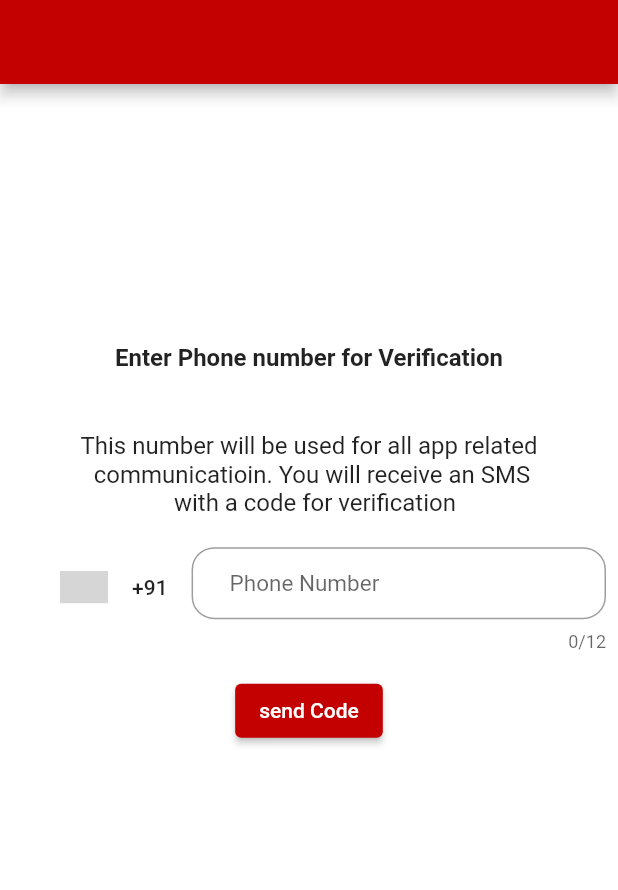
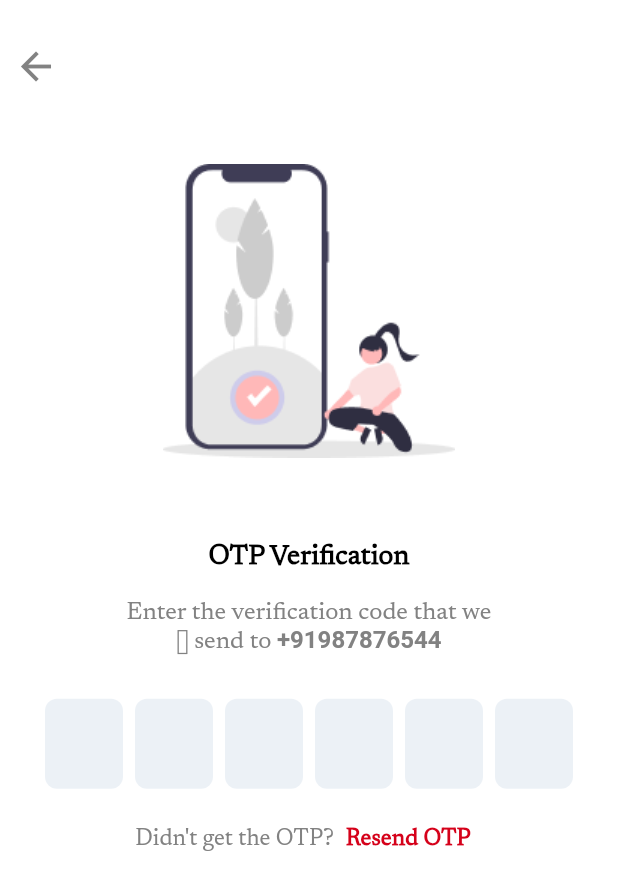
Before and after one commit to salaithianlianben/women_safety_app, a Flutter app: the screen it shows after launch, on a phone screen of 412 x 824 dp. Shown: the top 890 px of the screen. Run offline on Flutter 3.47's test engine with Material 2 defaults, Android fonts, the phone set to English and light mode, and no system bars; drawn by our look-alikes of country_code_picker, pinput; our stand-ins replace firebase_auth, firebase_core; accounts and stored records are empty; network calls fail; grey boxes are pictures that could not be loaded.

Commit message:
modification 5/20

```diff
--- a/lib/constants/colors.dart
+++ /dev/null
@@ -1,2 +0,0 @@
-import 'package:flutter/material.dart';
-const mainColor = Color(0xffc30101);
--- /dev/null
+++ b/lib/constants/constants.dart
@@ -0,0 +1,5 @@
+import 'package:flutter/material.dart';
+const mainColor = Color(0xffd5011a);
+const secondColor = Color(0xff828282);
+const mainFont = 'Newsreader';
+const double mainSize = 16;
--- a/lib/main.dart
+++ b/lib/main.dart
@@ -1,6 +1,8 @@
 import 'package:flutter/material.dart';
 import 'package:firebase_core/firebase_core.dart';
-import '../constants/colors.dart';
+import 'package:save_me_applicationn/screens/otpScreen.dart';
+import 'package:save_me_applicationn/screens/splashScreen.dart';
+import '../constants/constants.dart';
 import 'screens/saveMeLoginScreen.dart';
 
 import '/screens/loginPage.dart';
@@ -25,7 +27,11 @@ class MyApp extends StatelessWidget {
         colorScheme:
             ThemeData().colorScheme.copyWith(primary:mainColor),
       ),
-      home: LoginScreen(),
+      // initialRoute: LoginScreen.id,
+      // routes: {
+      //   OtpScreen.id:(context)=>OtpScreen()
+      // },
+      home: OtpScreen(phone: '8347161216',codeDigits: '+91',),
     );
   }
 }
--- a/lib/screens/loginPage.dart
+++ b/lib/screens/loginPage.dart
@@ -1,5 +1,5 @@
 // import 'package:flutter/material.dart';
-// import 'package:save_me_applicationn/constants/colors.dart';
+// import 'package:save_me_applicationn/constants/constants.dart';
 // import 'package:auth_buttons/auth_buttons.dart';
 // // ignore: use_key_in_widget_constructors
 // class LoginPage extends StatefulWidget {
--- /dev/null
+++ b/lib/screens/otpScreen.dart
@@ -0,0 +1,241 @@
+import 'package:firebase_auth/firebase_auth.dart';
+import 'package:firebase_core/firebase_core.dart';
+import 'package:flutter/material.dart';
+import 'package:pinput/pinput.dart';
+
+import '../constants/constants.dart';
+
+class OtpScreen extends StatefulWidget {
+  static String id = 'OTPScreen';
+  String phone;
+  String codeDigits;
+
+  OtpScreen({required this.phone, required this.codeDigits});
+
+  @override
+  State<StatefulWidget> createState() {
+    // TODO: implement createState
+    return _OtpScreen();
+  }
+}
+
+class _OtpScreen extends State<OtpScreen> {
+  final GlobalKey<ScaffoldState> _scaffoldKey = GlobalKey<ScaffoldState>();
+  final TextEditingController _pinOTPController = TextEditingController();
+  final FocusNode _pinOTPCodeFocus = FocusNode();
+  bool _failedAuth = false;
+  String? _verificationCode;
+
+  @override
+  void initState() {
+    super.initState();
+    verifyPhoneNumber();
+  }
+
+  @override
+  void dispose() {
+    super.dispose();
+    _pinOTPCodeFocus.dispose();
+    _pinOTPController.dispose();
+  }
+
+  verifyPhoneNumber() async {
+    //verifying a user using mobile phone
+    await FirebaseAuth.instance.verifyPhoneNumber(
+        phoneNumber: widget.codeDigits + widget.phone,
+        //the phone number which will be used
+        // ignore: unnecessary_string_interpolations
+        //once the verification is successfully completed
+        verificationCompleted: (PhoneAuthCredential credential) async {
+          await FirebaseAuth.instance
+              .signInWithCredential(credential)
+              .then((value) {
+            if (value.user != null) {
+              setState(() {
+                print('give me the verifi${credential.verificationId}');
+                _pinOTPController.text = credential.smsCode!;
+              });
+            }
+          });
+        },
+        //if the verification is failed because of wrong code or incorrect mobile number
+        verificationFailed: (FirebaseException e) {
+          print('failed verification');
+          setState(() {
+            _failedAuth = !_failedAuth;
+          });
+        },
+        //gets called once the code is sent to the device
+        codeSent: (String vCode, int? resentToken) {
+          //   setState(() {
+          //     _verificationCode = vCode;
+          //   });
+          // },
+          print('codeSent');
+        },
+        //gets called when the time will be completed for the auto retrieval of code
+        codeAutoRetrievalTimeout: (String vCode) {
+          // setState(() {
+          //   _verificationCode = vCode;
+          // });
+          print('codeAutoRetrievalTimeout');
+        },
+        timeout: const Duration(seconds: 60));
+  }
+
+  resendverifyCode(int token) async {
+    //verifying a user using mobile phone
+    await FirebaseAuth.instance.verifyPhoneNumber(
+        forceResendingToken: token,
+        phoneNumber: widget.codeDigits + widget.phone,
+        //the phone number which will be used
+        // ignore: unnecessary_string_interpolations
+        //once the verification is successfully completed
+        verificationCompleted: (PhoneAuthCredential credential) async {
+          // await FirebaseAuth.instance
+          //     .signInWithCredential(credential)
+          //     .then((value) {
+          //   if (value.user != null) {}
+          // });
+          print('verificationCompleted${credential.smsCode}');
+          print(credential.verificationId);
+        },
+        //if the verification is failed because of wrong code or incorrect mobile number
+        verificationFailed: (FirebaseException e) {
+          print('failed verification');
+        },
+        //gets called once the code is sent to the device
+        codeSent: (String vCode, int? resentToken) {
+          //   setState(() {
+          //     _verificationCode = vCode;
+          //   });
+          // },
+          print('codeSent');
+        },
+        //gets called when the time will be completed for the auto retrieval of code
+        codeAutoRetrievalTimeout: (String vCode) {
+          // setState(() {
+          //   _verificationCode = vCode;
+          // });
+          print('codeAutoRetrievalTimeout');
+        },
+        timeout: const Duration(seconds: 1));
+  }
+
+  @override
+  Widget build(BuildContext context) {
+    final size = MediaQuery.of(context).size;
+    // TODO: implement build
+    return Scaffold(
+      key: _scaffoldKey,
+      body: Column(
+        children: <Widget>[
+          SizedBox(height: 20,),
+          Align(
+            alignment: Alignment.topLeft,
+            child: IconButton(
+              icon: const Icon(Icons.arrow_back,size: 30,color: secondColor,),
+              onPressed: () {
+                Navigator.pop(context);
+              },
+            ),
+          ),
+          SizedBox(
+            height: size.height*.05,
+          ),
+          Image.asset('assets/OTPImage.png'),
+          SizedBox(
+            height: size.height * .07,
+          ),
+          Column(
+            children: <Widget>[
+              const Center(
+                child: Text(
+                  "OTP Verification",
+                  style:  TextStyle(
+                      fontWeight: FontWeight.bold, fontSize: 18,fontFamily: mainFont,color: Colors.black),
+                ),
+              ),
+              const SizedBox(height:20),
+               Center(
+                child: RichText(
+                  textAlign: TextAlign.center,
+                  text:const TextSpan(
+                    style:  TextStyle(
+                      fontSize: 16.0,
+                      color: secondColor,
+                      fontFamily: mainFont
+                    ),
+                    children: <TextSpan>[
+                      TextSpan(text: 'Enter the verification code that we\n\b send to '),
+                      TextSpan(text: '+91987876544', style:  TextStyle(fontWeight: FontWeight.bold)),
+                    ],
+                  ),
+                )
+              ),
+              Padding(
+                padding: const EdgeInsets.only(top: 30,left: 30,right: 30,bottom: 10),
+                child: Pinput(
+                  controller: _pinOTPController,
+                  length: 6,
+                  focusNode: _pinOTPCodeFocus,
+                  onCompleted: (value) {
+                    print(value);
+                  },
+                  validator: (value) {
+                    return value == '2222' ? null : 'Pin is incorrect';
+                  },
+                  onSubmitted: (pin) async {
+                    print('hello from onSubmitted');
+                    // try {
+                    //   await FirebaseAuth.instance
+                    //       .signInWithCredential(PhoneAuthProvider.credential(
+                    //           verificationId: _verificationCode!, smsCode: pin))
+                    //       .then((value) {
+                    //     if (value.user != null) {}
+                    //   });
+                    // } catch (e) {
+                    //   FocusScope.of(context).unfocus();
+                    //   ScaffoldMessenger.of(context).showSnackBar(
+                    //     const SnackBar(
+                    //       content: Text('Invalid OTP'),
+                    //       duration: Duration(seconds: 4),
+                    //     ),
+                    //   );
+                    // }
+                  },
+                ),
+              ),
+              Row(
+                mainAxisAlignment: MainAxisAlignment.center,
+                children: <Widget>[
+                  const Text(
+                    "Didn't get the OTP?",
+                    style: TextStyle(
+                      fontSize: 15,
+                      fontFamily: mainFont,
+                      color: secondColor,
+                    ),
+                  ),
+                  TextButton(onPressed: (){
+                    print('resend');
+                  }, child:const Text(
+                    "Resend OTP",
+                    style: TextStyle(
+                      fontSize: 15,
+                      fontFamily: mainFont,
+                      color: mainColor,
+                      fontWeight: FontWeight.bold
+                    ),
+                  ),),
+                ],
+              )
+
+
+            ],
+          ),
+        ],
+      ),
+    );
+  }
+}
--- a/lib/screens/saveMeLoginScreen.dart
+++ b/lib/screens/saveMeLoginScreen.dart
@@ -1,50 +1,68 @@
 import 'package:country_code_picker/country_code_picker.dart';
 import 'package:flutter/material.dart';
+import 'package:save_me_applicationn/constants/constants.dart';
+import 'package:save_me_applicationn/screens/otpScreen.dart';
 
-class LoginScreen extends StatefulWidget{
+// ignore: use_key_in_widget_constructors
+class LoginScreen extends StatefulWidget {
+  static String id = 'LoginPage';
+
   @override
   State<StatefulWidget> createState() {
     // TODO: implement createState
     return _LoginScreen();
   }
+}
+class _LoginScreen extends State<LoginScreen> {
+  late String _dialCodeNumber = "+91";
+  final TextEditingController _controller = TextEditingController();
 
-}
-class _LoginScreen extends State<LoginScreen>{
-  late String _dialCodeNumber = "+91";
-  TextEditingController _controller=TextEditingController();
   @override
   Widget build(BuildContext context) {
+    final size = MediaQuery.of(context).size;
     // TODO: implement build
     return Scaffold(
-      appBar: AppBar(),
       body: Padding(
         padding: const EdgeInsets.all(8.0),
         child: SingleChildScrollView(
           child: Column(
             // ignore: prefer_const_literals_to_create_immutables
             children: <Widget>[
-               SizedBox(height: MediaQuery.of(context).size.height*.2),
-              const Text('Enter Phone number for Verification',style: TextStyle(
+              SizedBox(height: size.height * .3),
+              const Text(
+                'Enter Phone number for \n verification',
+                textAlign: TextAlign.center,
+                style: TextStyle(
                     fontWeight: FontWeight.bold,
-                fontSize: 16
-              ),),
-              const SizedBox(height: 40,),
-             Center(
-               child: const Text('This number will be used for all app related \n communicatioin.'
-                    ' You will receive an SMS \n  with a code for verification',textAlign: TextAlign.center,
+                    fontSize: mainSize,
+                    color: Colors.black,
+                    fontFamily: mainFont),
+              ),
+              const SizedBox(
+                height: 40,
+              ),
+              const Center(
+                child: Text(
+                    'This number will be used for all app related \n communicatioin.'
+                    ' You will receive an SMS \n  with a code for verification',
+                    textAlign: TextAlign.center,
                     style: TextStyle(
-                 fontSize: 16,
+                      fontSize: mainSize,
+                      fontFamily: mainFont,
+                      color: Colors.black,
                     )),
               ),
-              const SizedBox(height: 20,),
+              const SizedBox(
+                height: 20,
+              ),
               Row(
                 crossAxisAlignment: CrossAxisAlignment.start,
                 children: <Widget>[
                   CountryCodePicker(
                     // padding: EdgeInsets.all(10),
-                    onChanged: (country){
+                    onChanged: (country) {
                       setState(() {
-                        _dialCodeNumber=country.dialCode!;
+                        _dialCodeNumber = country.dialCode!;
                       });
                     },
                     initialSelection: "IN",
@@ -55,18 +73,18 @@ class _LoginScreen extends State<LoginScreen>{
                   ),
                   Expanded(
                     child: TextField(
-                      style: TextStyle(
-                        fontSize: 15
-                      ),
+                      style:
+                          const TextStyle(fontSize: 15, fontFamily: mainFont),
                       controller: _controller,
                       decoration: InputDecoration(
-                        contentPadding: EdgeInsets.symmetric(vertical: 10),
-                          border:OutlineInputBorder(
+                        contentPadding:
+                            const EdgeInsets.symmetric(vertical: 10),
+                        border: OutlineInputBorder(
                           borderRadius: BorderRadius.circular(15),
-                              borderSide:const BorderSide(color: Colors.grey,width: 2)),
+                          borderSide:
+                              const BorderSide(color: Colors.grey, width: 2),
+                        ),
                         hintText: 'Phone Number',
-                          prefix: Text(_dialCodeNumber),
-
                       ),
                       maxLength: 12,
                       keyboardType: TextInputType.number,
@@ -75,13 +93,28 @@ class _LoginScreen extends State<LoginScreen>{
                 ],
               ),
               Container(
-                margin: EdgeInsets.all(15),
-                child:ElevatedButton(
-                  onPressed: (){
-
+                margin: const EdgeInsets.all(15),
+                child: ElevatedButton(
+                    onPressed: () {
+                      Navigator.of(context).push(
+                        MaterialPageRoute(
+                          builder: (c) => OtpScreen(
+                            phone: _controller.text,
+                            codeDigits: _dialCodeNumber,
+                          ),
+                        ),
+                      );
                     },
-                  child: Text("send Code"),
+                    child: const Text(
+                      "send Code",
+                      style: TextStyle(fontFamily: mainFont),
                     ),
+                    style: ElevatedButton.styleFrom(
+                      elevation: 12,
+                      shape: RoundedRectangleBorder(
+                        borderRadius: BorderRadius.circular(15.0),
+                      ),
+                    )),
               )
             ],
           ),
@@ -89,5 +122,4 @@ class _LoginScreen extends State<LoginScreen>{
       ),
     );
   }
-
 }
```
Also changed, not shown: lib/screens/splashScreen.dart (+3 -9 lines), pubspec.yaml (+13 -12 lines), assets/OTPImage.png (added), fonts/Newsreader-Bold.ttf (added), fonts/Newsreader-ExtraBold.ttf (added), fonts/Newsreader-Italic.ttf (added), fonts/Newsreader-Regular.ttf (added), pubspec.lock, 1 other file. Lines whose indentation alone changed are shown as unchanged.
